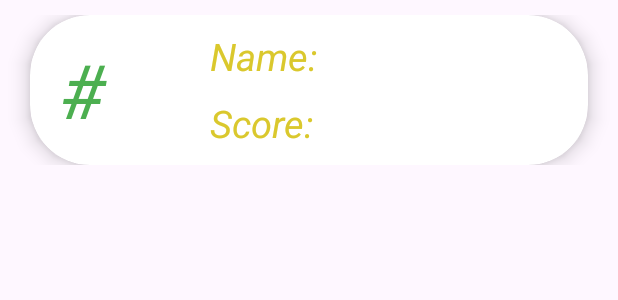
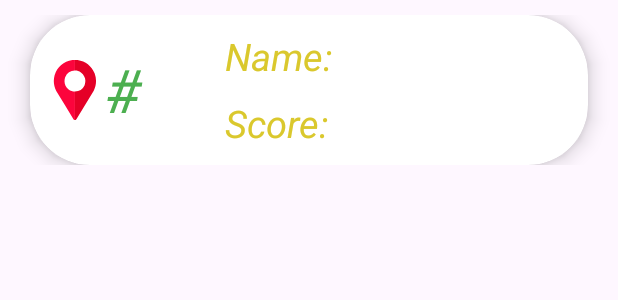
Before and after one commit to ShaiNachum/Avoid-The-Obsticle-Game, an Android app: the layout horizontal_game_item.xml on its own in the app's theme, with its tools: preview values and no code run, on a phone screen of 412 x 824 dp. Shown: the top 300 px of the screen. Run offline under Robolectric (Android 15) with nearby library versions, the light colour scheme and no system bars.

Commit message:
finished dealing with the locations

```diff
--- a/app/src/main/AndroidManifest.xml
+++ b/app/src/main/AndroidManifest.xml
@@ -3,7 +3,9 @@
     xmlns:tools="http://schemas.android.com/tools">
 
     <uses-permission android:name="android.permission.VIBRATE" />
+
     <uses-permission android:name="android.permission.INTERNET" />
+
     <uses-permission android:name="android.permission.ACCESS_FINE_LOCATION" />
     <uses-permission android:name="android.permission.ACCESS_COARSE_LOCATION" />
 
--- a/app/src/main/java/com/example/avoid_the_obsticle_game_part2/Models/Game.java
+++ b/app/src/main/java/com/example/avoid_the_obsticle_game_part2/Models/Game.java
@@ -7,8 +7,8 @@ import java.util.Comparator;
 public class Game {
     private String playerName = "";
     private int score = 0;
-    private double lat;
-    private double lon;
+    private double lat = 0.0;
+    private double lon = 0.0;
 
 
     public Game(){
--- a/app/src/main/java/com/example/avoid_the_obsticle_game_part2/UI_Controllers/GameActivity.java
+++ b/app/src/main/java/com/example/avoid_the_obsticle_game_part2/UI_Controllers/GameActivity.java
@@ -4,6 +4,7 @@ import androidx.appcompat.app.AppCompatActivity;
 
 import android.annotation.SuppressLint;
 import android.content.Intent;
+import android.location.Location;
 import android.os.Bundle;
 import android.os.Handler;
 import android.view.View;
@@ -49,6 +50,7 @@ public class GameActivity extends AppCompatActivity {
     private String PlayerName;
     private StepDetector stepDetector;
     private CrashSound crashSound;
+    private Location location;
 
 
     @Override
@@ -64,6 +66,7 @@ public class GameActivity extends AppCompatActivity {
         this.PlayerName = intent.getStringExtra("playerName");
         this.isFast = intent.getBooleanExtra("gameSpeed", false);
         this.tiltMode = intent.getBooleanExtra("tiltMode", false);
+        this.location = getIntent().getParcelableExtra("location");
 
         if(tiltMode)
             initStepDetector();
@@ -72,7 +75,7 @@ public class GameActivity extends AppCompatActivity {
             main_BTN_left.setOnClickListener(View -> leftMove());
         }
 
-        gameManager = new GameManager(main_IMG_hearts.length, this.PlayerName);
+        gameManager = new GameManager(main_IMG_hearts.length, this.PlayerName, this.location);
 
         updateSpaceshipsUI();
 
--- a/app/src/main/java/com/example/avoid_the_obsticle_game_part2/UI_Controllers/RecordsActivity.java
+++ b/app/src/main/java/com/example/avoid_the_obsticle_game_part2/UI_Controllers/RecordsActivity.java
@@ -26,7 +26,7 @@ public class RecordsActivity extends AppCompatActivity {
         listFragment.setCallbackHighScoreClicked(new Callback_highScoreClicked() {
             @Override
             public void highScoreClicked(double lat, double lon) {
-                //mapFragment.zoom(lat, lon);
+                mapFragment.zoom(lat, lon);
             }
         });
 
--- /dev/null
+++ b/app/src/main/res/drawable/location.xml
@@ -0,0 +1,18 @@
+<?xml version="1.0" encoding="utf-8"?>
+<vector xmlns:android="http://schemas.android.com/apk/res/android"
+    android:width="512dp"
+    android:height="512dp"
+    android:viewportWidth="512"
+    android:viewportHeight="512">
+
+    <path
+        android:fillColor="#fc0039"
+        android:fillAlpha="0.988"
+        android:strokeAlpha="0.988"
+        android:strokeWidth="1"
+        android:pathData="M 236.5,-0.5 C 242.833,-0.5 249.167,-0.5 255.5,-0.5C 255.5,29.8333 255.5,60.1667 255.5,90.5C 215.626,92.0096 187.793,111.01 172,147.5C 159.075,188.651 168.908,223.151 201.5,251C 217.553,262.74 235.553,268.573 255.5,268.5C 255.5,349.5 255.5,430.5 255.5,511.5C 253.833,511.5 252.167,511.5 250.5,511.5C 247.614,510.121 245.114,508.121 243,505.5C 194,425.167 145,344.833 96,264.5C 74.1278,221.315 69.4611,176.315 82,129.5C 107.172,54.8248 158.672,11.4914 236.5,-0.5 Z" />
+    <path
+        android:fillColor="#e50027"
+        android:strokeWidth="1"
+        android:pathData="M 255.5,-0.5 C 261.833,-0.5 268.167,-0.5 274.5,-0.5C 345.573,10.28 395.407,48.6133 424,114.5C 441.628,164.973 438.961,214.306 416,262.5C 366.667,343.833 317.333,425.167 268,506.5C 266.035,508.55 263.868,510.217 261.5,511.5C 259.5,511.5 257.5,511.5 255.5,511.5C 255.5,430.5 255.5,349.5 255.5,268.5C 294.161,267.427 321.661,249.427 338,214.5C 352.859,170.743 342.359,134.576 306.5,106C 291.158,95.4981 274.158,90.3314 255.5,90.5C 255.5,60.1667 255.5,29.8333 255.5,-0.5 Z" />
+</vector>
--- a/app/src/main/res/layout/activity_records.xml
+++ b/app/src/main/res/layout/activity_records.xml
@@ -4,6 +4,7 @@
     android:layout_width="match_parent"
     android:layout_height="match_parent"
     android:orientation="vertical"
+    android:background="@drawable/space"
     tools:context=".UI_Controllers.RecordsActivity">
 
 
@@ -18,6 +19,7 @@
     <FrameLayout
         android:id="@+id/records_FRAME_map"
         android:layout_width="match_parent"
+        android:layout_margin="@dimen/margin_default"
         android:layout_height="0dp"
         android:layout_weight="1">
 
--- a/app/src/main/res/layout/horizontal_game_item.xml
+++ b/app/src/main/res/layout/horizontal_game_item.xml
@@ -29,12 +29,12 @@
 
             <com.google.android.material.textview.MaterialTextView
                 android:id="@+id/game_LBL_playerPlace"
-                android:layout_width="match_parent"
+                android:layout_width="90dp"
                 android:layout_height="wrap_content"
-                tools:text="# "
-                android:layout_marginStart="@dimen/margin_default"
+                tools:text="#"
+                android:layout_marginStart="40dp"
                 android:layout_centerVertical="true"
-                android:textSize="50sp"
+                android:textSize="40sp"
                 android:textStyle="italic"
                 android:textColor="@color/green_500"
                 />
@@ -45,7 +45,7 @@
                 android:layout_width="match_parent"
                 android:layout_height="wrap_content"
                 tools:text="Name:"
-                android:layout_marginStart="110dp"
+                android:layout_marginStart="120dp"
                 android:layout_marginTop="@dimen/margin_default"
                 android:textSize="25sp"
                 android:textStyle="italic"
@@ -58,11 +58,18 @@
                 android:layout_height="wrap_content"
                 android:layout_below="@+id/game_LBL_playerName"
                 android:layout_marginTop="@dimen/margin_default"
-                android:layout_marginStart="110dp"
+                android:layout_marginStart="120dp"
                 android:textColor="@color/yellow_500"
                 android:textSize="25sp"
                 android:textStyle="italic"
                 tools:text="Score:" />
+
+            <com.google.android.material.imageview.ShapeableImageView
+                android:id="@+id/game_BTN_location"
+                android:layout_width="40dp"
+                android:layout_height="40dp"
+                android:layout_centerVertical="true"
+                app:srcCompat="@drawable/location" />
 
         </RelativeLayout>
 
```
Also changed, not shown: app/build.gradle.kts (+8 -1 lines), app/src/main/java/com/example/avoid_the_obsticle_game_part2/Adapters/GameAdapter.java (+10 -5 lines), app/src/main/java/com/example/avoid_the_obsticle_game_part2/Interfaces/GameCallback.java (deleted, +0 -7 lines), app/src/main/java/com/example/avoid_the_obsticle_game_part2/Logic/GameManager.java (+7 -1 lines), app/src/main/java/com/example/avoid_the_obsticle_game_part2/UI_Controllers/ListFragment.java (+1 -9 lines), app/src/main/java/com/example/avoid_the_obsticle_game_part2/UI_Controllers/MapFragment.java (+9 -11 lines), app/src/main/java/com/example/avoid_the_obsticle_game_part2/UI_Controllers/OpeningActivity.java (+32 -2 lines), app/src/main/java/com/example/avoid_the_obsticle_game_part2/Utilities/PermissionsManager.java (added, +101 -0 lines).
